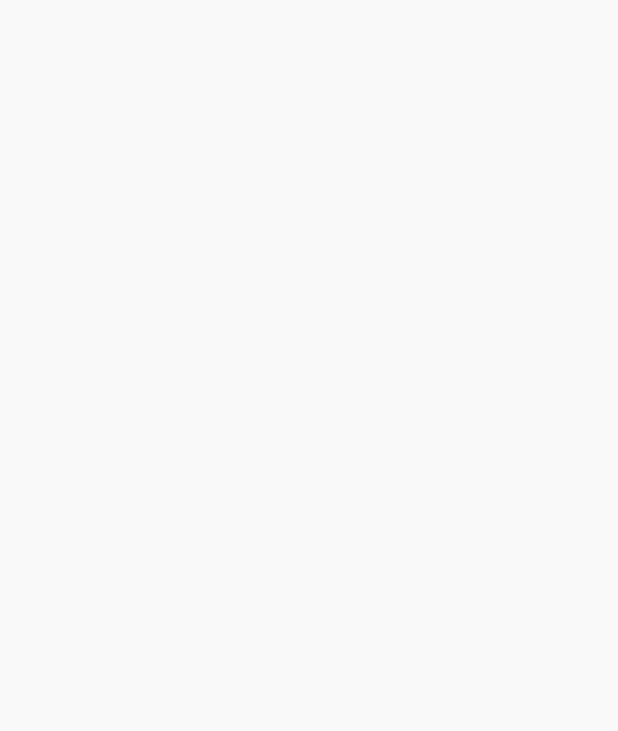
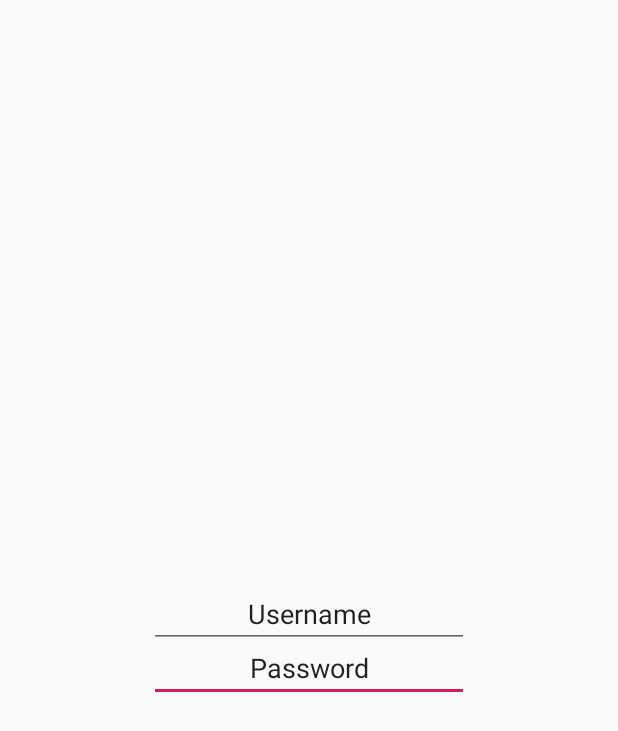
Before and after one commit to niCognition/ProjectSSPAndroid, an Android app: the SignUp screen opened directly, with no data from a screen before it, on a phone screen of 412 x 824 dp. Before the commit the part shown is empty. Shown: the top 731 px of the screen. Run offline under Robolectric (Android 15) with nearby library versions, the phone set to English and light mode, and no system bars.

Commit message:
navigating now works

```diff
--- a/app/src/main/java/com/example/projectsspandroid/MainActivity.java
+++ b/app/src/main/java/com/example/projectsspandroid/MainActivity.java
@@ -10,7 +10,6 @@ import android.widget.Button;
 public class MainActivity extends AppCompatActivity {
 
     Button splashButton;
-
 
     @Override
     protected void onCreate(Bundle savedInstanceState) {
--- a/app/src/main/java/com/example/projectsspandroid/SignUp.java
+++ b/app/src/main/java/com/example/projectsspandroid/SignUp.java
@@ -1,6 +1,15 @@
 package com.example.projectsspandroid;
 
 import android.app.Activity;
+import android.os.Bundle;
 
 public class SignUp extends Activity {
+
+    @Override
+    protected void onCreate(Bundle savedInstanceState){
+        super.onCreate(savedInstanceState);
+        setContentView(R.layout.activity_sign_up_screen);
+    }
+
+
 }
--- a/app/src/main/res/layout/activity_help_screen.xml
+++ b/app/src/main/res/layout/activity_help_screen.xml
@@ -7,7 +7,7 @@
     android:layout_height="match_parent">
 
     <ImageView
-        android:id="@+id/imageView4"
+        android:id="@+id/helpWindowImage"
         android:layout_width="wrap_content"
         android:layout_height="wrap_content"
         app:layout_constraintBottom_toBottomOf="parent"
@@ -23,7 +23,7 @@
         android:text="Back"
         android:textAlignment="center"
         android:textStyle="bold"
-        app:layout_constraintBottom_toTopOf="@+id/imageView4"
+        app:layout_constraintBottom_toTopOf="@+id/helpWindowImage"
         app:layout_constraintEnd_toEndOf="parent"
         app:layout_constraintHorizontal_bias="0.049"
         app:layout_constraintStart_toStartOf="parent"
```
Also changed, not shown: app/src/main/java/com/example/projectsspandroid/LoginScreen.java (+24 -0 lines), app/src/main/java/com/example/projectsspandroid/MainMenu.java (+8 -0 lines).
